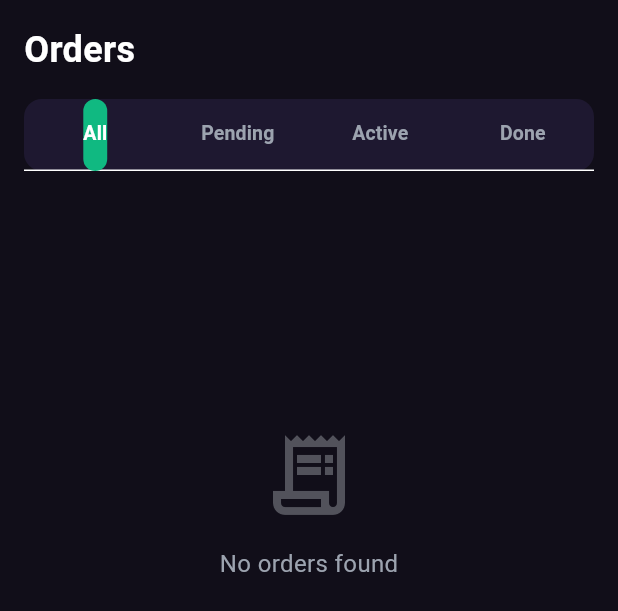
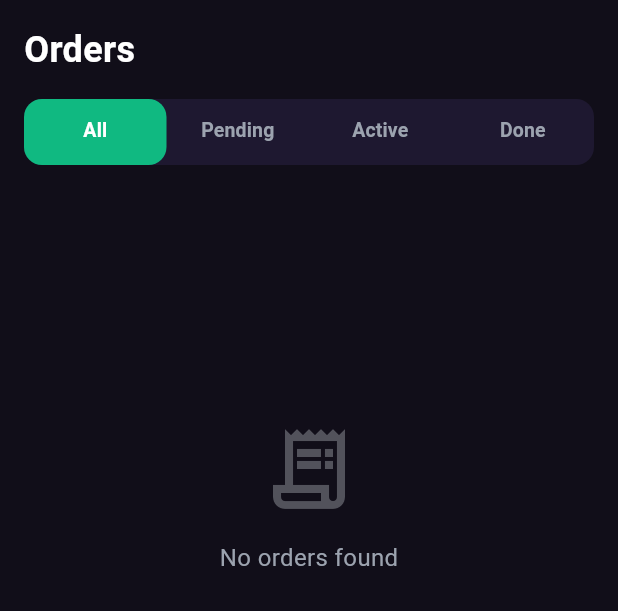
Before and after one commit to MohamedSaadMohamed1/exhibition_platform, a Flutter app: the _OrdersTab widget shown alone on an empty page, opened directly, on a phone screen of 412 x 824 dp. Shown: the top 611 px of the screen. Run offline on Flutter 3.47's test engine with Material 3 defaults, Android fonts, the phone set to English and light mode, and no system bars; our stand-ins replace cached_network_image, cloud_firestore, connectivity_plus, dartz, equatable, firebase_auth and 12 more; accounts and stored records are empty; Roboto replaces fonts that are missing (Cairo).

Commit message:
feat: update permissions and configurations for Android and iOS, refactor chat and supplier order sorting logic

```diff
--- a/lib/features/auth/presentation/screens/login_screen.dart
+++ b/lib/features/auth/presentation/screens/login_screen.dart
@@ -103,7 +103,7 @@ class _LoginScreenState extends ConsumerState<LoginScreen> {
                           children: [
                             // App Title
                             Text(
-                              'EXHIBITION',
+                              'candoo',
                               style: TextStyle(
                                 fontSize: 32,
                                 fontWeight: FontWeight.bold,
--- a/lib/features/auth/presentation/screens/signup_screen.dart
+++ b/lib/features/auth/presentation/screens/signup_screen.dart
@@ -102,7 +102,7 @@ class _SignupScreenState extends ConsumerState<SignupScreen> {
                           children: [
                             // App Title
                             Text(
-                              'EXHIBITION',
+                              'candoo',
                               style: TextStyle(
                                 fontSize: 32,
                                 fontWeight: FontWeight.bold,
--- a/lib/features/auth/presentation/screens/splash_screen.dart
+++ b/lib/features/auth/presentation/screens/splash_screen.dart
@@ -122,7 +122,7 @@ class _SplashScreenState extends ConsumerState<SplashScreen>
                       const SizedBox(height: 32),
                       // App name with glow
                       Text(
-                        'EXHIBITION',
+                        'candoo',
                         style: TextStyle(
                           fontSize: 36,
                           fontWeight: FontWeight.bold,
--- a/lib/features/supplier/presentation/providers/supplier_dashboard_provider.dart
+++ b/lib/features/supplier/presentation/providers/supplier_dashboard_provider.dart
@@ -133,10 +133,12 @@ final myOrdersAsSupplierProvider = FutureProvider<List<OrderModel>>((ref) async
   final snapshot = await FirebaseFirestore.instance
       .collection('orders')
       .where('supplierId', isEqualTo: supplier.id)
-      .orderBy('createdAt', descending: true)
       .get();
 
-  return snapshot.docs.map((doc) => OrderModel.fromFirestore(doc)).toList();
+  final orders = snapshot.docs.map((doc) => OrderModel.fromFirestore(doc)).toList();
+  // Sort locally to bypass missing composite index in Firebase
+  orders.sort((a, b) => b.createdAt.compareTo(a.createdAt));
+  return orders;
 });
 
 /// Provider for supplier dashboard stats
@@ -203,11 +205,12 @@ final recentOrdersProvider = FutureProvider<List<OrderModel>>((ref) async {
   final snapshot = await FirebaseFirestore.instance
       .collection('orders')
       .where('supplierId', isEqualTo: supplier.id)
-      .orderBy('createdAt', descending: true)
-      .limit(5)
       .get();
 
-  return snapshot.docs.map((doc) => OrderModel.fromFirestore(doc)).toList();
+  final orders = snapshot.docs.map((doc) => OrderModel.fromFirestore(doc)).toList();
+  // Sort locally to bypass missing composite index in Firebase
+  orders.sort((a, b) => b.createdAt.compareTo(a.createdAt));
+  return orders.take(5).toList();
 });
 
 /// Dashboard stats model
--- a/lib/features/supplier/presentation/screens/supplier_dashboard_screen.dart
+++ b/lib/features/supplier/presentation/screens/supplier_dashboard_screen.dart
@@ -1780,6 +1780,7 @@ class _OrdersTabState extends ConsumerState<_OrdersTab>
             // Tab Bar
             Container(
               margin: const EdgeInsets.symmetric(horizontal: 16),
+              height: 44,
               decoration: BoxDecoration(
                 color: AppColors.cardDark,
                 borderRadius: BorderRadius.circular(12),
@@ -1788,12 +1789,17 @@ class _OrdersTabState extends ConsumerState<_OrdersTab>
                 controller: _tabController,
                 indicator: BoxDecoration(
                   color: AppColors.supplierColor,
-                  borderRadius: BorderRadius.circular(10),
-                ),
+                  borderRadius: BorderRadius.circular(12),
+                ),
+                indicatorSize: TabBarIndicatorSize.tab,
+                indicatorPadding: EdgeInsets.zero,
+                dividerColor: Colors.transparent,
                 labelColor: Colors.white,
                 unselectedLabelColor: AppColors.textSecondaryDark,
                 labelStyle:
                     const TextStyle(fontSize: 13, fontWeight: FontWeight.w600),
+                padding: EdgeInsets.zero,
+                tabAlignment: TabAlignment.fill,
                 tabs: const [
                   Tab(text: 'All'),
                   Tab(text: 'Pending'),
```
Also changed, not shown: lib/features/chat/data/repositories/chat_repository_impl.dart (+15 -5 lines), .claude/settings.local.json, 3 other files.
